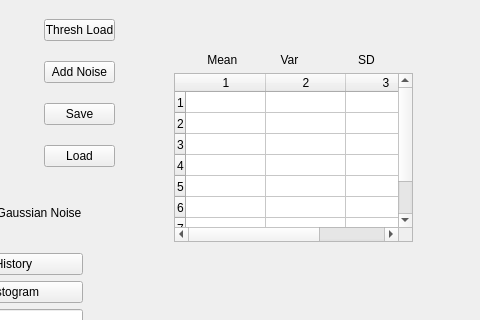
First picture: the form in mainwindow.ui, repository gychar/OCam2, before the edit; both pictures show x 827 to 1307 and y 168 to 488 of the 1307 by 888 pixel window.
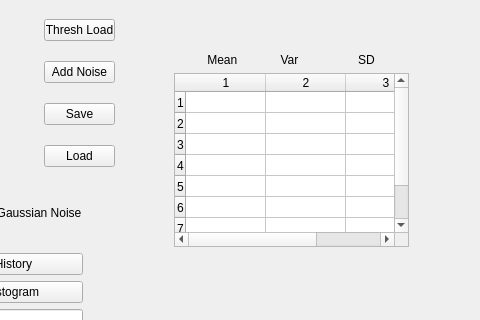
Second picture: the form after the edit. Icons and pictures are not drawn.

What changed in the file:
```diff
--- a/mainwindow.ui
+++ b/mainwindow.ui
@@ -651,8 +651,8 @@
      <rect>
       <x>990</x>
       <y>210</y>
-      <width>261</width>
-      <height>211</height>
+      <width>257</width>
+      <height>216</height>
      </rect>
     </property>
     <layout class="QGridLayout" name="StatsTable_Layout">
```
Left out of the diff: 2 changed lines with no effect on the pictures.
